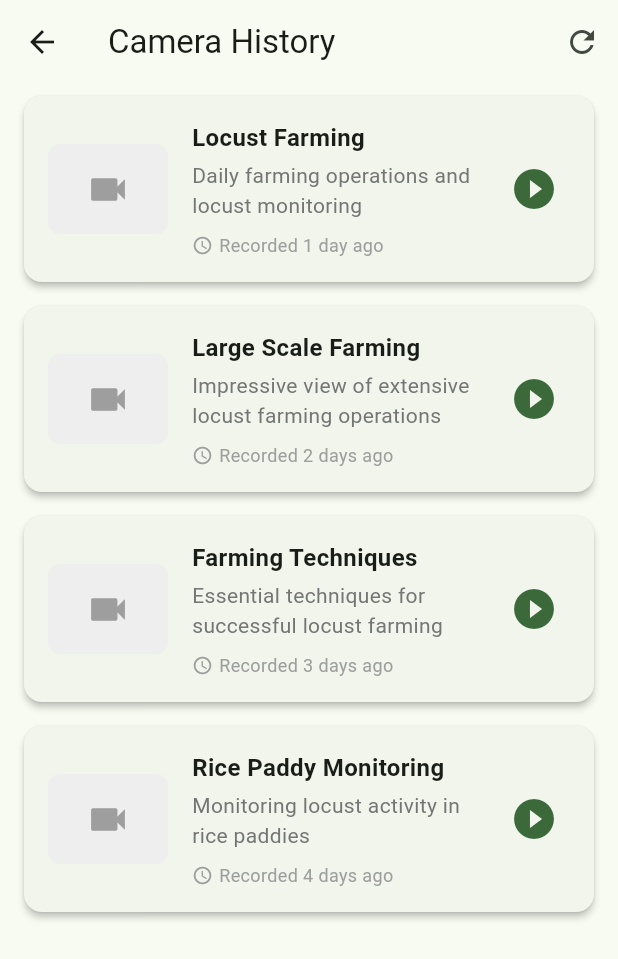
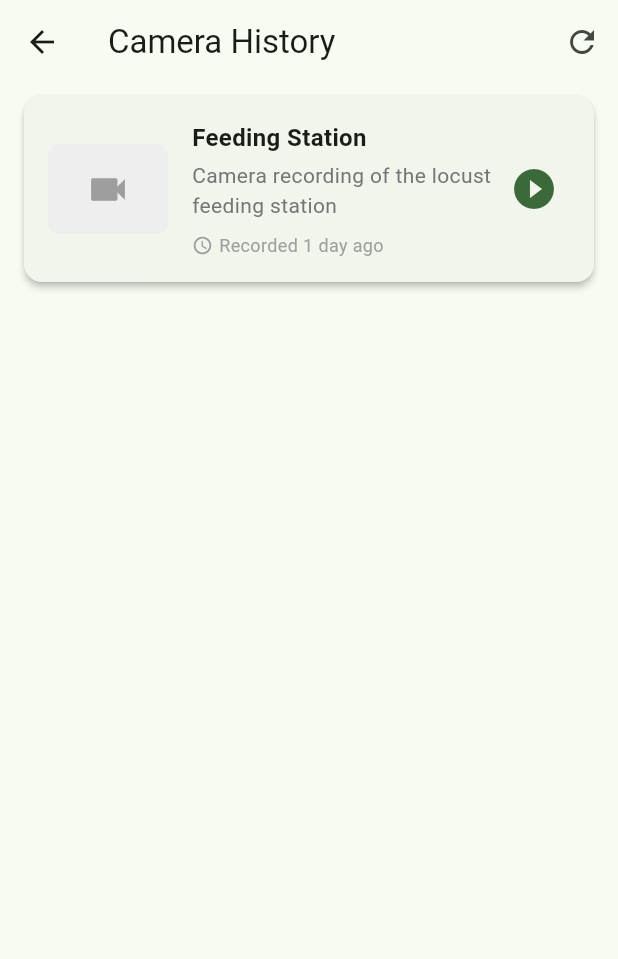
Before and after one commit to chayma-saad/AcriFeed, a Flutter app: the CameraHistoryScreen screen opened directly, on a phone screen of 412 x 824 dp. Shown: the top 959 px of the screen. Run offline on Flutter 3.47's test engine with Material 3 defaults, Android fonts, the light colour scheme and no system bars; our stand-ins replace csv, fl_chart, flutter_local_notifications, shared_preferences, video_player; missing offline and left inert: mysql1; accounts and stored records are empty; network calls fail.

Commit message:
Camera history: use project feeding video instead of third-party clips
Updated the static list of camera videos to include new entries and remove old ones.

```diff
--- a/lib/screens/camera_history_screen.dart
+++ b/lib/screens/camera_history_screen.dart
@@ -23,24 +23,9 @@ class _CameraHistoryScreenState extends State<CameraHistoryScreen> {
   // Static list of camera videos (in a real app, this would come from an API)
   final List<Map<String, String>> _cameraVideos = [
     {
-      'path': 'lib/cameras/Locust farming.mp4',
-      'title': 'Locust Farming',
-      'description': 'Daily farming operations and locust monitoring'
-    },
-    {
-      'path': 'lib/cameras/A Million Locusts Farm, The Scene Is So Stunning!.mp4',
-      'title': 'Large Scale Farming',
-      'description': 'Impressive view of extensive locust farming operations'
-    },
-    {
-      'path': 'lib/cameras/locust farms, how to raise locusts#shorts.mp4',
-      'title': 'Farming Techniques',
-      'description': 'Essential techniques for successful locust farming'
-    },
-    {
-      'path': 'lib/cameras/Locusts devour rice paddy crop in Uttarakhand, India.mp4',
-      'title': 'Rice Paddy Monitoring',
-      'description': 'Monitoring locust activity in rice paddies'
+      'path': 'data/Locust_Feeding.mp4',
+      'title': 'Feeding Station',
+      'description': 'Camera recording of the locust feeding station'
     },
   ];
 
```
